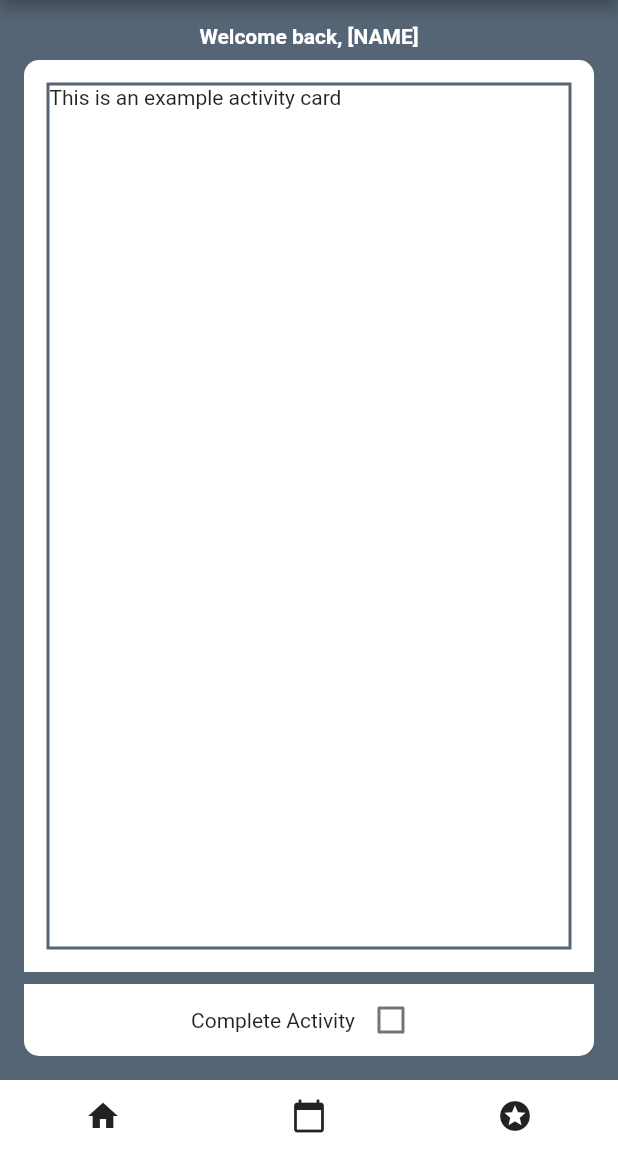
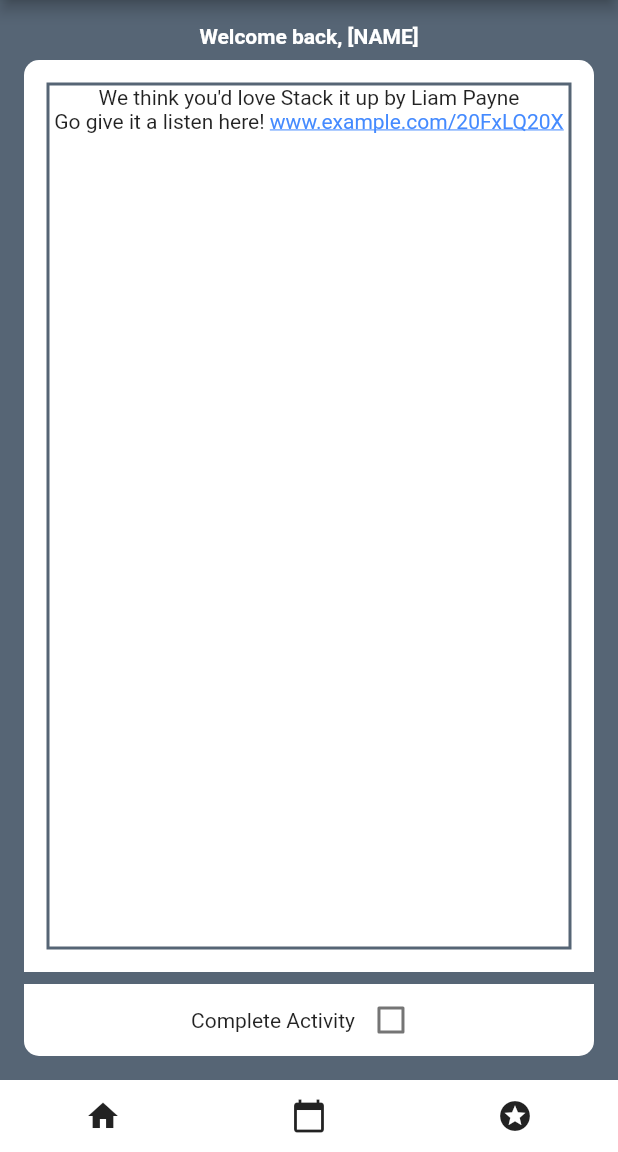
Before and after one commit to levylevylevy/onceadailydo, a Flutter app: the screen it shows after launch, on a phone screen of 412 x 824 dp, the part 84-1236 px from its top. Run offline on Flutter 3.47's test engine with Material 2 defaults, Android fonts, the light colour scheme and no system bars; drawn by our look-alikes of flutter_linkify; our stand-ins replace google_fonts.

Commit message:
add activity suggestion examples

```diff
--- /dev/null
+++ b/lib/components/activities/SongRecommendation.dart
@@ -0,0 +1,35 @@
+import 'package:flutter/material.dart';
+import 'package:flutter_linkify/flutter_linkify.dart';
+import 'package:url_launcher/url_launcher.dart';
+
+/// A song recommendation informational widget
+class SongRecommendation extends StatelessWidget {
+  final String songTitle;
+  final String songArtist;
+  final String songLink;
+
+  SongRecommendation(this.songTitle, this.songArtist, this.songLink);
+
+  @override
+  Widget build(BuildContext context) {
+    return Container(
+      width: double.infinity,
+      child: Column(
+        crossAxisAlignment: CrossAxisAlignment.center,
+        children: [
+          Text('We think you\'d love $songTitle by $songArtist'),
+          Linkify(
+            onOpen: (link) async {
+              if (await canLaunch(link.url)) {
+                await launch(link.url);
+              } else {
+                throw 'Could not launch $link';
+              }
+            },
+            text: 'Go give it a listen here! $songLink',
+          ),
+        ],
+      ),
+    );
+  }
+}
--- a/lib/screens/ActivitySuggestionScreen.dart
+++ b/lib/screens/ActivitySuggestionScreen.dart
@@ -1,4 +1,7 @@
 import 'package:HopHacks/components/MainHeaderAndNavigation.dart';
+import 'package:HopHacks/components/activities/ArtsAndCrafts.dart';
+import 'package:HopHacks/components/activities/MovieRecommendation.dart';
+import 'package:HopHacks/components/activities/SongRecommendation.dart';
 import 'package:flutter/material.dart';
 
 /// The screen where a user will be prompted with activities and can mark whether the activity has
@@ -10,7 +13,20 @@
 }
 
 class _ActivitySuggestionScreenState extends State<ActivitySuggestionScreen> {
-  Widget currentActivitySuggestion = Container(
+  Widget exampleSongRec = SongRecommendation(
+    'Stack it up',
+    'Liam Payne',
+    'https://www.example.com/20FxLQ20X',
+  );
+  Widget exampleMovieRec = MovieRecommendation(
+    'Parasite',
+    'https://www.example.com/20FxLQ20X',
+  );
+  Widget exampleArtsAndCraftsRec = ArtsAndCrafts(
+    'Try this Bob Ross painting tutorial!',
+    'https://www.example.com/20FxLQ20X',
+  );
+  Widget exampleGenericActivity = Container(
     child: Text('This is an example activity card'),
   );
 
@@ -39,7 +55,7 @@
                   child: Padding(
                     padding: const EdgeInsets.all(15.0),
                     child: Container(
-                      child: currentActivitySuggestion,
+                      child: exampleSongRec,
                       decoration: BoxDecoration(
                         border: Border.all(
                           width: 2.0,
--- a/pubspec.yaml
+++ b/pubspec.yaml
@@ -21,6 +21,8 @@
   sdk: ">=2.7.0 <3.0.0"
 
 dependencies:
+  flutter_linkify: ^3.1.3
+  url_launcher: ^5.5.3
   google_fonts: ^1.1.0
   flutter:
     sdk: flutter
```
Also changed, not shown: lib/components/activities/ArtsAndCrafts.dart (added, +34 -0 lines), lib/components/activities/MovieRecommendation.dart (added, +34 -0 lines), pubspec.lock, 1 other file.
